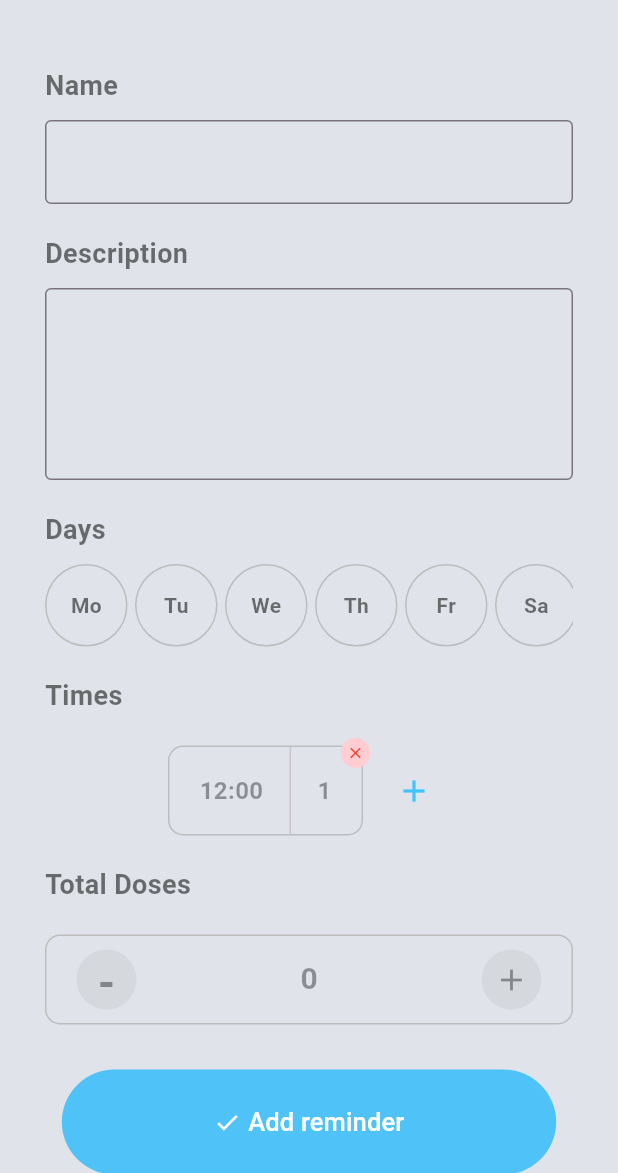
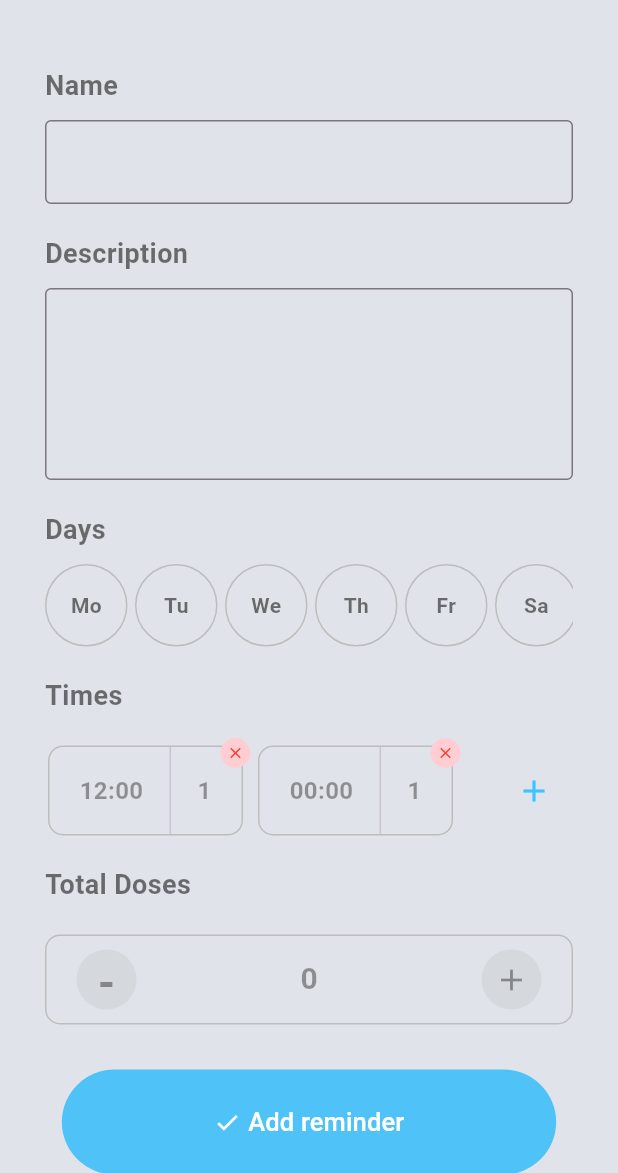
Before and after one commit to Soulaiman-sys/Pill-reminder, a Flutter app: the NewPillReminder screen opened directly, after a tap on the "add" icon, on a phone screen of 412 x 824 dp, the part 63-1236 px from its top. Run offline on Flutter 3.47's test engine with Material 3 defaults, Android fonts, the phone set to English and light mode, and no system bars.

Commit message:
feat: add timer picker on time component

```diff
--- a/lib/new_pill_reminder.dart
+++ b/lib/new_pill_reminder.dart
@@ -13,7 +13,7 @@ class _NewPillReminderState extends State<NewPillReminder> {
   TextEditingController txtDescription = TextEditingController();
   final dayNames = ['Mo','Tu','We','Th','Fr','Sa','Su'];
   List<String> selectedDays = [];
-  List<String> times = [];
+  List<String> times = ['12:00'];
   int doses = 0;
 
   @override
@@ -95,9 +95,24 @@ class _NewPillReminderState extends State<NewPillReminder> {
                     child: Row(
                       mainAxisAlignment: MainAxisAlignment.center,
                       children: [
-                        SingleChildScrollView( scrollDirection: Axis.horizontal,child: ListView.separated(shrinkWrap: true,scrollDirection: Axis.horizontal,itemBuilder: (ctx,index)=> TimeComponent(), separatorBuilder: (ctx,index)=> SizedBox(width: 10,), itemCount: 1)),
+                        SingleChildScrollView( scrollDirection: Axis.horizontal,child: SizedBox(
+                          width: 290,
+                          child: ListView.separated(scrollDirection: Axis.horizontal,itemBuilder: (ctx,index)=> TimeComponent(
+                            onClick: () async{
+                              final TimeOfDay? pickedTime = await showTimePicker(context: context, initialTime: TimeOfDay(hour: 00, minute: 00));
+                              if(pickedTime != null){
+                                setState(() {
+                                  times[index] = pickedTime.format(context);
+                                });
+                              }
+                            }, title: times[index],), separatorBuilder: (ctx,index)=> SizedBox(width: 10,), itemCount: times.length),
+                        )),
                         SizedBox(width: 10,),
-                        IconButton(onPressed: (){}, icon: Icon(Icons.add,color: Colors.lightBlueAccent))
+                        IconButton(onPressed: (){
+                          setState(() {
+                            times.add('00:00');
+                          });
+                        }, icon: Icon(Icons.add,color: Colors.lightBlueAccent))
                       ],
                     ),
                   ),
--- a/lib/time_component.dart
+++ b/lib/time_component.dart
@@ -1,7 +1,9 @@
 import 'package:flutter/material.dart';
 
 class TimeComponent extends StatefulWidget {
-  const TimeComponent({super.key});
+  final Function() onClick;
+  final String title;
+  const TimeComponent({super.key, required this.onClick, required this.title});
 
   @override
   State<TimeComponent> createState() => _TimeComponentState();
@@ -10,7 +12,9 @@ class TimeComponent extends StatefulWidget {
 class _TimeComponentState extends State<TimeComponent> {
   @override
   Widget build(BuildContext context) {
-    return Stack(
+    return GestureDetector(
+      onTap: widget.onClick,
+      child: Stack(
         clipBehavior: Clip.none,
         children: [
           Container(
@@ -20,7 +24,7 @@ class _TimeComponentState extends State<TimeComponent> {
             height: 60,
             child: Row(
               children: [
-              Text("12:00",style: TextStyle(fontWeight: FontWeight.bold,color: Colors.black38,fontSize: 16),),
+                Text(widget.title,style: TextStyle(fontWeight: FontWeight.bold,color: Colors.black38,fontSize: 16),),
                 Spacer(),
                 VerticalDivider(width: 10,),
                 Spacer(),
@@ -39,6 +43,7 @@ class _TimeComponentState extends State<TimeComponent> {
             ),
           ),
         ],
+      ),
     );
   }
 }
```
Lines whose indentation alone changed are shown as unchanged.
